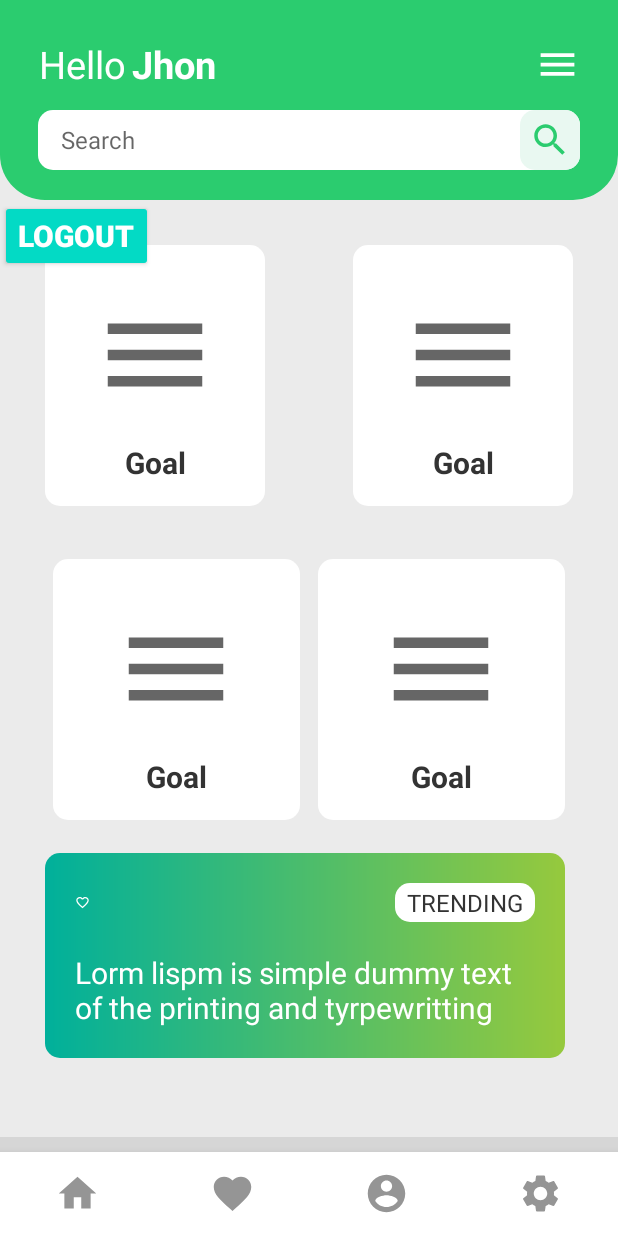
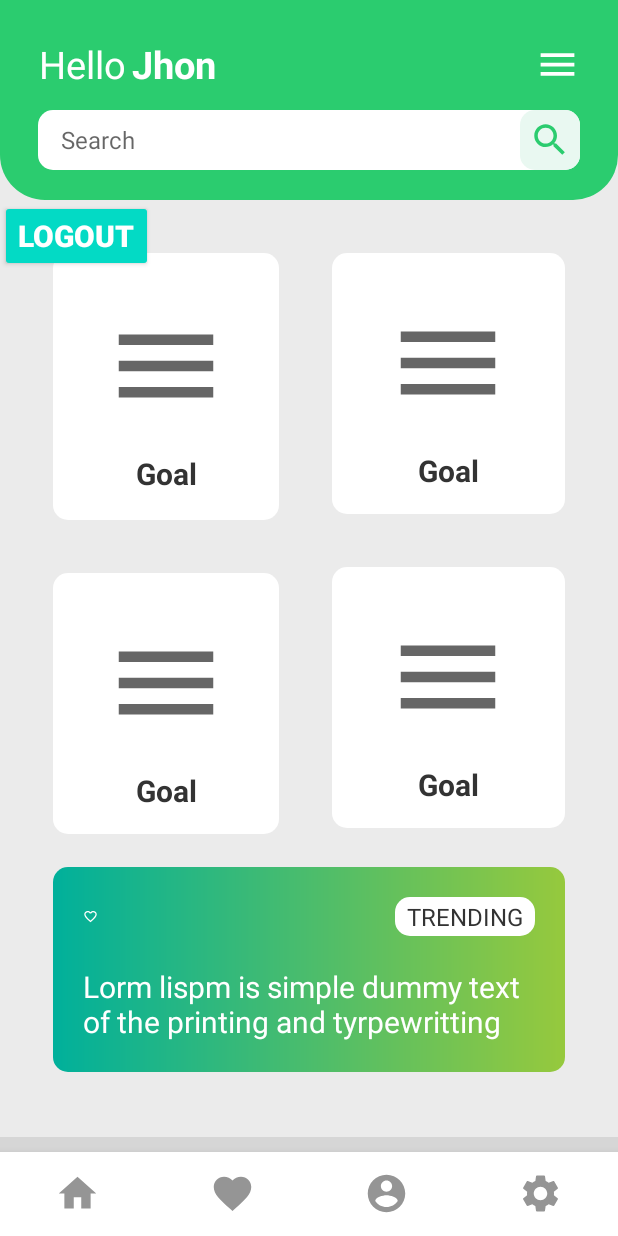
Before and after one commit to KyleGilmartin/TeamUp, an Android app: the MainActivity screen opened directly, with no data from a screen before it, on a phone screen of 412 x 824 dp. Run offline under Robolectric (Android 15) with nearby library versions, the phone set to English and light mode, and no system bars; our stand-ins replace Firebase (no records; nobody signed in at launch, a user with empty details on screens opened directly).

Commit message:
Add home page design Updated

```diff
--- a/app/src/main/res/layout/activity_main.xml
+++ b/app/src/main/res/layout/activity_main.xml
@@ -112,11 +112,11 @@
                 android:id="@+id/layoutGoal"
                 android:layout_width="0dp"
                 android:layout_height="wrap_content"
-                android:layout_margin="30dp"
+                android:layout_margin="35dp"
                 android:background="@drawable/white_rectangle_background"
                 android:gravity="center"
                 android:orientation="vertical"
-                android:padding="15dp"
+                android:padding="17dp"
                 app:layout_constraintStart_toStartOf="parent"
                 app:layout_constraintTop_toTopOf="parent">
 
@@ -146,12 +146,13 @@
                 android:id="@+id/layoutFlower"
                 android:layout_width="0dp"
                 android:layout_height="wrap_content"
-                android:layout_margin="30dp"
+                android:layout_margin="35dp"
                 android:background="@drawable/white_rectangle_background"
                 android:gravity="center"
                 android:orientation="vertical"
                 android:padding="15dp"
                 app:layout_constraintEnd_toEndOf="parent"
+                app:layout_constraintStart_toEndOf="@id/layoutGoal"
                 app:layout_constraintTop_toTopOf="parent">
 
 
```
